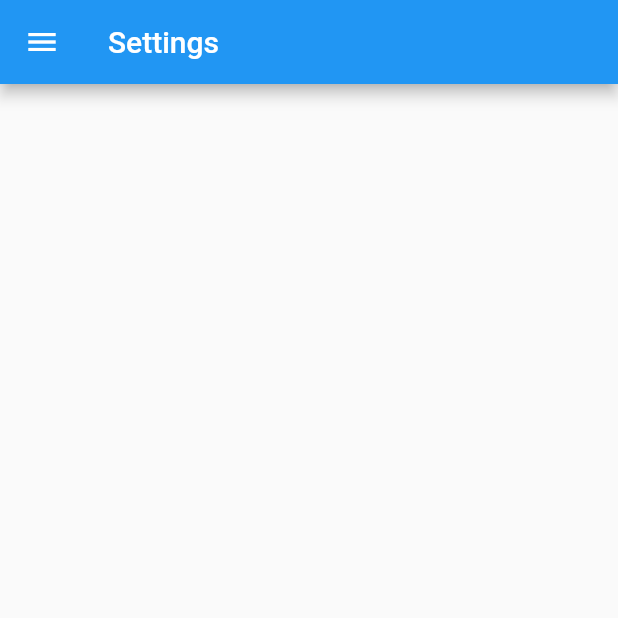
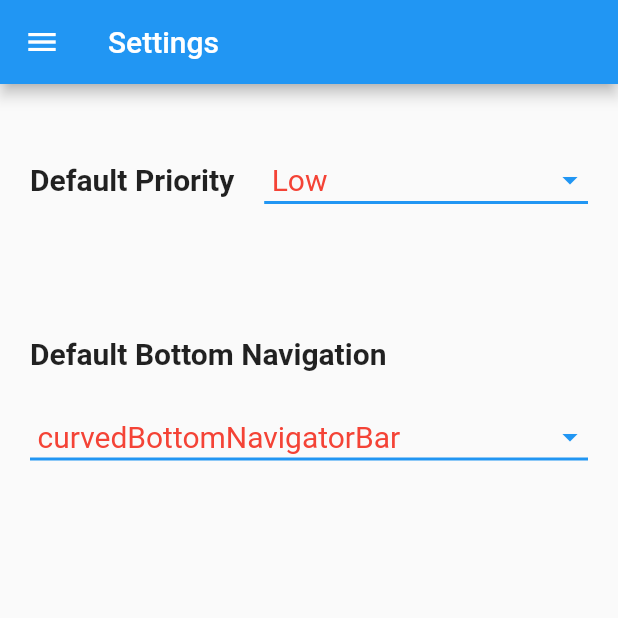
Before and after one commit to gouravpatil70/ToDos_Application, a Flutter app: the Settings screen opened directly, on a phone screen of 412 x 824 dp, the top half of it. Run offline on Flutter 3.47's test engine with Material 2 defaults, Android fonts, the phone set to English and light mode, and no system bars; our stand-ins replace curved_navigation_bar, sqflite; accounts and stored records are empty.

Commit message:
Working on the UI part of the user Settings page

```diff
--- a/todo_app/lib/Component/app_components.dart
+++ b/todo_app/lib/Component/app_components.dart
@@ -26,7 +26,7 @@ class Components{
   }
 
 
-  static BottomNavigationBar customBottomNavigationBar(int currentSelectedId,var changeDisplayPage){
+  static BottomNavigationBar simpleBottomNavigationBar(int currentSelectedId,var changeDisplayPage){
     return BottomNavigationBar(
         items: const <BottomNavigationBarItem>[
 
@@ -97,9 +97,7 @@ class Components{
 
 
   // Dropdown Button
-  static dropDownButtonWidget(String currentPriority,var changedPriority){
-    const List<String> dropDownItems = <String>['Low','Medium','High'];
-
+  static dropDownButtonWidget(String currentPriority,var changedPriority, List<String> dropDownItemsList){
     return DropdownButton(
       value: currentPriority,
       icon: const Icon(
@@ -114,7 +112,7 @@ class Components{
       onChanged: (value){
         changedPriority(value);
       },
-      items: dropDownItems.map<DropdownMenuItem<String>>((String value){
+      items: dropDownItemsList.map<DropdownMenuItem<String>>((String value){
         return DropdownMenuItem(
           value: value,
           child: Padding(
--- a/todo_app/lib/Screens/add_task_page.dart
+++ b/todo_app/lib/Screens/add_task_page.dart
@@ -20,6 +20,7 @@ class _AddTaskState extends State<AddTask> {
   final GlobalKey<FormState> _key = GlobalKey();
   var currentPriority;
   var noteTitle;
+  List<String> dropDownItems = <String>['Low','Medium','High'];
 
   @override
   void initState() {
@@ -56,7 +57,7 @@ class _AddTaskState extends State<AddTask> {
                   Expanded(
                     child: Padding(
                       padding: const EdgeInsets.fromLTRB(0.0, 40.0, 40.0, 10.0),
-                      child: Components.dropDownButtonWidget(currentPriority,changeToDoPriority),
+                      child: Components.dropDownButtonWidget(currentPriority,changeToDoPriority,dropDownItems),
                     ),
                   )
                 ],
--- a/todo_app/lib/Screens/settings_page.dart
+++ b/todo_app/lib/Screens/settings_page.dart
@@ -9,14 +9,63 @@ class Settings extends StatefulWidget{
 
 class _SettingsState extends State<Settings>{
 
+  String currentPriority = 'Low';
+  String currentNavigationBar = 'curvedBottomNavigatorBar';
+  List<String> dropDownItemsListForPriority = <String>['Low','Medium','High'];
+  List<String> dropDownItemsListForBottomNavigation = <String>['simpleBottomNavigationBar','curvedBottomNavigatorBar'];
+
   @override
   Widget build(BuildContext context){
     return Scaffold(
       appBar: Components.customAppBarMethod('Settings', false, defaultMethod),
       drawer: Components.appDrawer(context),
+      body: Padding(
+        padding: const EdgeInsets.only(top: 40,left: 20.0, right:20.0),
 
+        child: Column(
+          crossAxisAlignment: CrossAxisAlignment.start,
+          children: [
+
+            // Changing the Default Priority
+            Row(
+              children: [
+                Components.textWidget('Default Priority'),
+                Expanded(
+                  child: Padding(
+                    padding: const EdgeInsets.only(left: 20.0),
+                    child: Components.dropDownButtonWidget(currentPriority, changedPriority,dropDownItemsListForPriority),
+                  ),
+                )
+              ],
+            ),
+
+            // Changing the Bottom Navigation Bar
+            Padding(
+              padding: const EdgeInsets.only(top: 80.0),
+              child: Components.textWidget('Default Bottom Navigation'),
+            ),
+
+            Padding(
+              padding: const EdgeInsets.only(top: 20.0),
+              child: Components.dropDownButtonWidget(currentNavigationBar, changedBottomNavigationBar, dropDownItemsListForBottomNavigation)
+            ),
+
+          ],
+        ),
+      ),
     );
   }
 
   defaultMethod(){}
+
+  changedPriority(String newValue){
+    setState(() {
+      currentPriority = newValue;
+    });
+  }
+  changedBottomNavigationBar(String newValue){
+    setState(() {
+      currentNavigationBar = newValue;
+    });
+  }
 }
```
